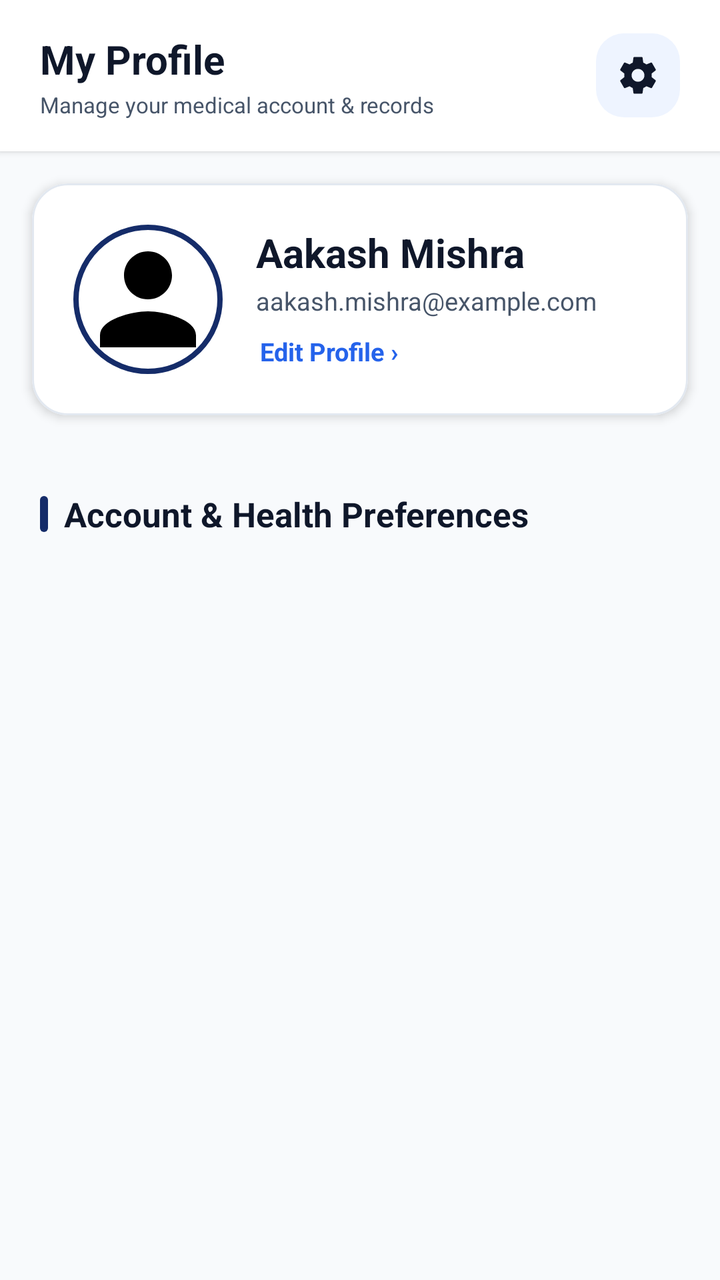
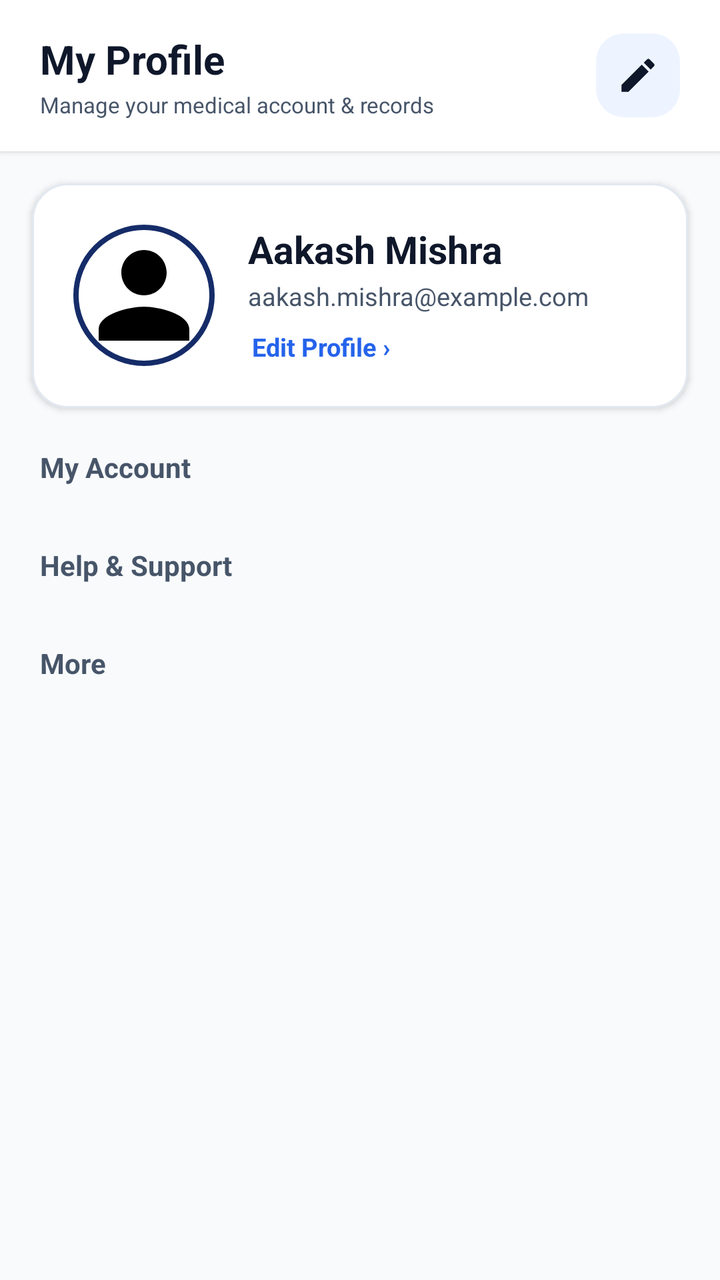

Compare the two renders of this Android layout. The source of the first and the diff that turns it into the second are given below.
<!-- AndroidManifest.xml: application theme Theme.CareWell -->
<!-- res/layout/fragment_profile.xml -->
<?xml version="1.0" encoding="utf-8"?>
<LinearLayout xmlns:android="http://schemas.android.com/apk/res/android"
    xmlns:app="http://schemas.android.com/apk/res-auto"
    android:layout_width="match_parent"
    android:layout_height="match_parent"
    android:background="@color/background_light"
    android:orientation="vertical">

    
    <com.google.android.material.card.MaterialCardView
        android:layout_width="match_parent"
        android:layout_height="wrap_content"
        app:cardBackgroundColor="@color/surface_white"
        app:cardCornerRadius="0dp"
        app:cardElevation="2dp"
        app:strokeWidth="0dp">

        <RelativeLayout
            android:layout_width="match_parent"
            android:layout_height="wrap_content"
            android:paddingHorizontal="20dp"
            android:paddingTop="16dp"
            android:paddingBottom="16dp">

            <LinearLayout
                android:layout_width="wrap_content"
                android:layout_height="wrap_content"
                android:layout_alignParentStart="true"
                android:layout_centerVertical="true"
                android:orientation="vertical">

                <TextView
                    android:layout_width="wrap_content"
                    android:layout_height="wrap_content"
                    android:text="My Profile"
                    android:textColor="@color/text_primary"
                    android:textSize="20sp"
                    android:textStyle="bold" />

                <TextView
                    android:layout_width="wrap_content"
                    android:layout_height="wrap_content"
                    android:layout_marginTop="2dp"
                    android:text="Manage your medical account &amp; records"
                    android:textColor="@color/text_secondary"
                    android:textSize="11sp" />
            </LinearLayout>

            <FrameLayout
                android:id="@+id/fl_settings"
                android:layout_width="42dp"
                android:layout_height="42dp"
                android:layout_alignParentEnd="true"
                android:layout_centerVertical="true"
                android:background="@drawable/bg_squircle_icon"
                android:clickable="true"
                android:focusable="true"
                android:foreground="?attr/selectableItemBackgroundBorderless">

                <ImageView
                    android:id="@+id/iv_settings"
                    android:layout_width="22dp"
                    android:layout_height="22dp"
                    android:layout_gravity="center"
                    android:contentDescription="Settings gear icon"
                    android:src="@drawable/ic_settings"
                    app:tint="@color/text_primary" />
            </FrameLayout>

        </RelativeLayout>

    </com.google.android.material.card.MaterialCardView>

    <ScrollView
        android:layout_width="match_parent"
        android:layout_height="match_parent"
        android:fillViewport="true"
        android:overScrollMode="never">

        <LinearLayout
            android:layout_width="match_parent"
            android:layout_height="wrap_content"
            android:orientation="vertical"
            android:paddingBottom="36dp">

            
            <com.google.android.material.card.MaterialCardView
                android:layout_width="match_parent"
                android:layout_height="wrap_content"
                android:layout_marginHorizontal="16dp"
                android:layout_marginTop="16dp"
                app:cardBackgroundColor="@color/surface_white"
                app:cardCornerRadius="18dp"
                app:cardElevation="3dp"
                app:strokeColor="@color/card_stroke"
                app:strokeWidth="1dp">

                <LinearLayout
                    android:layout_width="match_parent"
                    android:layout_height="wrap_content"
                    android:orientation="vertical"
                    android:padding="20dp">

                    <RelativeLayout
                        android:layout_width="match_parent"
                        android:layout_height="wrap_content">

                        <com.google.android.material.imageview.ShapeableImageView
                            android:id="@+id/iv_user_avatar"
                            android:layout_width="76dp"
                            android:layout_height="76dp"
                            android:layout_alignParentStart="true"
                            android:layout_centerVertical="true"
                            android:contentDescription="User profile picture"
                            android:padding="2dp"
                            android:scaleType="centerCrop"
                            android:src="@drawable/ic_user"
                            app:shapeAppearanceOverlay="@style/ShapeAppearanceOverlay.App.Circle"
                            app:strokeColor="@color/primary"
                            app:strokeWidth="2.5dp" />

                        <LinearLayout
                            android:layout_width="wrap_content"
                            android:layout_height="wrap_content"
                            android:layout_centerVertical="true"
                            android:layout_marginStart="16dp"
                            android:layout_toEndOf="@id/iv_user_avatar"
                            android:orientation="vertical">

                            <TextView
                                android:id="@+id/tv_user_name"
                                android:layout_width="wrap_content"
                                android:layout_height="wrap_content"
                                android:text="Aakash Mishra"
                                android:textColor="@color/text_primary"
                                android:textSize="20sp"
                                android:textStyle="bold" />

                            <TextView
                                android:id="@+id/tv_user_email"
                                android:layout_width="wrap_content"
                                android:layout_height="wrap_content"
                                android:layout_marginTop="2dp"
                                android:text="aakash.mishra@example.com"
                                android:textColor="@color/text_secondary"
                                android:textSize="12.5sp" />

                            <TextView
                                android:id="@+id/tv_edit_profile"
                                android:layout_width="wrap_content"
                                android:layout_height="wrap_content"
                                android:layout_marginTop="6dp"
                                android:background="?attr/selectableItemBackgroundBorderless"
                                android:clickable="true"
                                android:focusable="true"
                                android:padding="2dp"
                                android:text="Edit Profile ›"
                                android:textColor="@color/secondary"
                                android:textSize="12.5sp"
                                android:textStyle="bold" />
                        </LinearLayout>

                    </RelativeLayout>

                    

                    

                </LinearLayout>

            </com.google.android.material.card.MaterialCardView>

            
            <com.google.android.material.card.MaterialCardView
                android:layout_width="match_parent"
                android:layout_height="wrap_content"
                android:layout_marginHorizontal="16dp"
                android:layout_marginTop="16dp"
                app:cardCornerRadius="18dp"
                app:cardElevation="3dp"
                app:strokeWidth="0dp"/>

            
            <LinearLayout
                android:layout_width="wrap_content"
                android:layout_height="wrap_content"
                android:layout_marginHorizontal="20dp"
                android:layout_marginTop="22dp"
                android:gravity="center_vertical"
                android:orientation="horizontal">

                <View
                    android:layout_width="4dp"
                    android:layout_height="18dp"
                    android:background="@drawable/bg_section_indicator" />

                <TextView
                    android:layout_width="wrap_content"
                    android:layout_height="wrap_content"
                    android:layout_marginStart="8dp"
                    android:text="Account &amp; Health Preferences"
                    android:textColor="@color/text_primary"
                    android:textSize="17sp"
                    android:textStyle="bold" />
            </LinearLayout>

            
            <com.google.android.material.card.MaterialCardView
                android:layout_width="match_parent"
                android:layout_height="wrap_content"
                android:layout_marginHorizontal="16dp"
                android:layout_marginTop="10dp"
                app:cardBackgroundColor="@color/surface_white"
                app:cardCornerRadius="18dp"
                app:cardElevation="3dp"
                app:strokeColor="@color/card_stroke"
                app:strokeWidth="1dp">

                <androidx.recyclerview.widget.RecyclerView
                    android:id="@+id/rv_profile_menu"
                    android:layout_width="match_parent"
                    android:layout_height="wrap_content"
                    android:nestedScrollingEnabled="false" />

            </com.google.android.material.card.MaterialCardView>

        </LinearLayout>

    </ScrollView>

</LinearLayout>
<!-- resources referenced by this layout -->
<resources>
  <color name="background_light">#F8FAFC</color>
  <color name="card_stroke">#E2E8F0</color>
  <color name="primary">#152C69</color>
  <color name="secondary">#2563EB</color>
  <color name="surface_white">#FFFFFF</color>
  <color name="text_primary">#0F172A</color>
  <color name="text_secondary">#475569</color>
  <!-- drawable bg_section_indicator (drawable) -->
  <?xml version="1.0" encoding="utf-8"?>
  <shape xmlns:android="http://schemas.android.com/apk/res/android"
      android:shape="rectangle">
      <solid android:color="@color/primary" />
      <corners android:radius="2dp" />
  </shape>
  <!-- drawable bg_squircle_icon (drawable) -->
  <?xml version="1.0" encoding="utf-8"?>
  <shape xmlns:android="http://schemas.android.com/apk/res/android"
      android:shape="rectangle">
      <solid android:color="@color/primary_light" />
      <corners android:radius="14dp" />
  </shape>
  <!-- drawable ic_settings (drawable) -->
  <vector xmlns:android="http://schemas.android.com/apk/res/android"
      android:width="24dp"
      android:height="24dp"
      android:viewportWidth="24"
      android:viewportHeight="24">
      <path
          android:fillColor="#FF000000"
          android:pathData="M19.43,12.98c0.04,-0.32 0.07,-0.64 0.07,-0.98s-0.03,-0.66 -0.07,-0.98l2.11,-1.65c0.19,-0.15 0.24,-0.42 0.12,-0.64l-2,-3.46c-0.12,-0.22 -0.39,-0.3 -0.61,-0.22l-2.49,1c-0.52,-0.4 -1.08,-0.73 -1.69,-0.98l-0.38,-2.65C14.46,2.18 14.25,2 14,2h-4c-0.25,0 -0.46,0.18 -0.49,0.42l-0.38,2.65c-0.61,0.25 -1.17,0.59 -1.69,0.98l-2.49,-1c-0.23,-0.09 -0.49,0 -0.61,0.22l-2,3.46c-0.13,0.22 -0.07,0.49 0.12,0.64l2.11,1.65c-0.04,0.32 -0.07,0.65 -0.07,0.98s0.03,0.66 0.07,0.98l-2.11,1.65c-0.19,0.15 -0.24,0.42 -0.12,0.64l2,3.46c0.12,0.22 0.39,0.3 0.61,0.22l2.49,-1c0.52,0.4 1.08,0.73 1.69,0.98l0.38,2.65c0.03,0.24 0.24,0.42 0.49,0.42h4c0.25,0 0.46,-0.18 0.49,-0.42l0.38,-2.65c0.61,-0.25 1.17,-0.59 1.69,-0.98l2.49,1c0.23,0.09 0.49,0 0.61,-0.22l2,-3.46c0.12,-0.22 0.07,-0.49 -0.12,-0.64l-2.11,-1.65zM12,15.5c-1.93,0 -3.5,-1.57 -3.5,-3.5s1.57,-3.5 3.5,-3.5 3.5,1.57 3.5,3.5 -1.57,3.5 -3.5,3.5z"/>
  </vector>
  <!-- drawable ic_user (drawable) -->
  <vector xmlns:android="http://schemas.android.com/apk/res/android"
      android:width="24dp"
      android:height="24dp"
      android:viewportWidth="24"
      android:viewportHeight="24">
      <path
          android:fillColor="#FF000000"
          android:pathData="M12,12c2.21,0 4,-1.79 4,-4s-1.79,-4 -4,-4 -4,1.79 -4,4 1.79,4 4,4zm0,2c-2.67,0 -8,1.34 -8,4v2h16v-2c0,-2.66 -5.33,-4 -8,-4z"/>
  </vector>
  <style name="ShapeAppearanceOverlay.App.Circle" parent="">
          <item name="cornerSize">50%</item>
      </style>
  <style name="Theme.CareWell" parent="Base.Theme.CareWell" />
  <color name="primary_light">#EEF4FF</color>
  <style name="Base.Theme.CareWell" parent="Theme.Material3.Light.NoActionBar">
          <item name="colorPrimary">@color/primary</item>
          <item name="colorPrimaryVariant">@color/primary_dark</item>
          <item name="colorOnPrimary">@color/white</item>
          <item name="colorSecondary">@color/secondary</item>
          <item name="colorSecondaryVariant">@color/secondary</item>
          <item name="colorOnSecondary">@color/white</item>
          <item name="android:statusBarColor">@color/white</item>
          <item name="android:windowLightStatusBar">true</item>
          <item name="android:windowBackground">@color/background_light</item>
          <item name="colorSecondaryContainer">@color/primary_light</item>
          <item name="colorOnSecondaryContainer">@color/primary</item>
          <item name="android:navigationBarColor">@color/white</item>
          <item name="android:windowLightNavigationBar" tools:targetApi="o_mr1">true</item>
      </style>
  <color name="primary_dark">#0D1D47</color>
  <color name="white">#FFFFFF</color>
</resources>

<!-- the commit's change to res/layout/fragment_profile.xml (unified diff, before → after) -->
@@ -47,7 +47,7 @@
             </LinearLayout>
 
             <FrameLayout
-                android:id="@+id/fl_settings"
+                android:id="@+id/fl_edit_profile_top"
                 android:layout_width="42dp"
                 android:layout_height="42dp"
                 android:layout_alignParentEnd="true"
@@ -58,12 +58,12 @@
                 android:foreground="?attr/selectableItemBackgroundBorderless">
 
                 <ImageView
-                    android:id="@+id/iv_settings"
+                    android:id="@+id/iv_edit_profile_top"
                     android:layout_width="22dp"
                     android:layout_height="22dp"
                     android:layout_gravity="center"
-                    android:contentDescription="Settings gear icon"
-                    android:src="@drawable/ic_settings"
+                    android:contentDescription="Edit profile icon"
+                    android:src="@drawable/ic_edit"
                     app:tint="@color/text_primary" />
             </FrameLayout>
 
@@ -91,7 +91,7 @@
                 android:layout_marginTop="16dp"
                 app:cardBackgroundColor="@color/surface_white"
                 app:cardCornerRadius="18dp"
-                app:cardElevation="3dp"
+                app:cardElevation="2dp"
                 app:strokeColor="@color/card_stroke"
                 app:strokeWidth="1dp">
 
@@ -107,8 +107,8 @@
 
                         <com.google.android.material.imageview.ShapeableImageView
                             android:id="@+id/iv_user_avatar"
-                            android:layout_width="76dp"
-                            android:layout_height="76dp"
+                            android:layout_width="72dp"
+                            android:layout_height="72dp"
                             android:layout_alignParentStart="true"
                             android:layout_centerVertical="true"
                             android:contentDescription="User profile picture"
@@ -133,7 +133,7 @@
                                 android:layout_height="wrap_content"
                                 android:text="Aakash Mishra"
                                 android:textColor="@color/text_primary"
-                                android:textSize="20sp"
+                                android:textSize="19sp"
                                 android:textStyle="bold" />
 
                             <TextView
@@ -162,68 +162,100 @@
 
                     </RelativeLayout>
 
-                    
-
-                    
-
                 </LinearLayout>
 
             </com.google.android.material.card.MaterialCardView>
 
             
-            <com.google.android.material.card.MaterialCardView
-                android:layout_width="match_parent"
-                android:layout_height="wrap_content"
-                android:layout_marginHorizontal="16dp"
-                android:layout_marginTop="16dp"
-                app:cardCornerRadius="18dp"
-                app:cardElevation="3dp"
-                app:strokeWidth="0dp"/>
-
-            
-            <LinearLayout
+            <TextView
+                android:layout_width="wrap_content"
+                android:layout_height="wrap_content"
+                android:layout_marginHorizontal="20dp"
+                android:layout_marginTop="20dp"
+                android:layout_marginBottom="8dp"
+                android:text="My Account"
+                android:textColor="@color/text_secondary"
+                android:textSize="14sp"
+                android:textStyle="bold" />
+
+            <com.google.android.material.card.MaterialCardView
+                android:layout_width="match_parent"
+                android:layout_height="wrap_content"
+                android:layout_marginHorizontal="16dp"
+                app:cardBackgroundColor="@color/surface_white"
+                app:cardCornerRadius="18dp"
+                app:cardElevation="1dp"
+                app:strokeColor="@color/card_stroke"
+                app:strokeWidth="1dp">
+
+                <androidx.recyclerview.widget.RecyclerView
+                    android:id="@+id/rv_history_menu"
+                    android:layout_width="match_parent"
+                    android:layout_height="wrap_content"
+                    android:nestedScrollingEnabled="false" />
+
+            </com.google.android.material.card.MaterialCardView>
+
+            
+            <TextView
                 android:layout_width="wrap_content"
                 android:layout_height="wrap_content"
                 android:layout_marginHorizontal="20dp"
                 android:layout_marginTop="22dp"
-                android:gravity="center_vertical"
-                android:orientation="horizontal">
-
-                <View
-                    android:layout_width="4dp"
-                    android:layout_height="18dp"
-                    android:background="@drawable/bg_section_indicator" />
-
-                <TextView
-                    android:layout_width="wrap_content"
-                    android:layout_height="wrap_content"
-                    android:layout_marginStart="8dp"
-                    android:text="Account &amp; Health Preferences"
-                    android:textColor="@color/text_primary"
-                    android:textSize="17sp"
-                    android:textStyle="bold" />
-            </LinearLayout>
-
-            
-            <com.google.android.material.card.MaterialCardView
-                android:layout_width="match_parent"
-                android:layout_height="wrap_content"
-                android:layout_marginHorizontal="16dp"
-                android:layout_marginTop="10dp"
-                app:cardBackgroundColor="@color/surface_white"
-                app:cardCornerRadius="18dp"
-                app:cardElevation="3dp"
+                android:layout_marginBottom="8dp"
+                android:text="Help &amp; Support"
+                android:textColor="@color/text_secondary"
+                android:textSize="14sp"
+                android:textStyle="bold" />
+
+            <com.google.android.material.card.MaterialCardView
+                android:layout_width="match_parent"
+                android:layout_height="wrap_content"
+                android:layout_marginHorizontal="16dp"
+                app:cardBackgroundColor="@color/surface_white"
+                app:cardCornerRadius="18dp"
+                app:cardElevation="1dp"
                 app:strokeColor="@color/card_stroke"
                 app:strokeWidth="1dp">
 
                 <androidx.recyclerview.widget.RecyclerView
-                    android:id="@+id/rv_profile_menu"
+                    android:id="@+id/rv_help_menu"
                     android:layout_width="match_parent"
                     android:layout_height="wrap_content"
                     android:nestedScrollingEnabled="false" />
 
             </com.google.android.material.card.MaterialCardView>
 
+            
+            <TextView
+                android:layout_width="wrap_content"
+                android:layout_height="wrap_content"
+                android:layout_marginHorizontal="20dp"
+                android:layout_marginTop="22dp"
+                android:layout_marginBottom="8dp"
+                android:text="More"
+                android:textColor="@color/text_secondary"
+                android:textSize="14sp"
+                android:textStyle="bold" />
+
+            <com.google.android.material.card.MaterialCardView
+                android:layout_width="match_parent"
+                android:layout_height="wrap_content"
+                android:layout_marginHorizontal="16dp"
+                app:cardBackgroundColor="@color/surface_white"
+                app:cardCornerRadius="18dp"
+                app:cardElevation="1dp"
+                app:strokeColor="@color/card_stroke"
+                app:strokeWidth="1dp">
+
+                <androidx.recyclerview.widget.RecyclerView
+                    android:id="@+id/rv_more_menu"
+                    android:layout_width="match_parent"
+                    android:layout_height="wrap_content"
+                    android:nestedScrollingEnabled="false" />
+
+            </com.google.android.material.card.MaterialCardView>
+
         </LinearLayout>
 
     </ScrollView>
<!-- resource entries referenced after the edit -->
@@ -7,13 +7,6 @@
   <color name="surface_white">#FFFFFF</color>
   <color name="text_primary">#0F172A</color>
   <color name="text_secondary">#475569</color>
-  <!-- drawable bg_section_indicator (drawable) -->
-  <?xml version="1.0" encoding="utf-8"?>
-  <shape xmlns:android="http://schemas.android.com/apk/res/android"
-      android:shape="rectangle">
-      <solid android:color="@color/primary" />
-      <corners android:radius="2dp" />
-  </shape>
   <!-- drawable bg_squircle_icon (drawable) -->
   <?xml version="1.0" encoding="utf-8"?>
   <shape xmlns:android="http://schemas.android.com/apk/res/android"
@@ -21,7 +14,8 @@
       <solid android:color="@color/primary_light" />
       <corners android:radius="14dp" />
   </shape>
-  <!-- drawable ic_settings (drawable) -->
+  <!-- drawable ic_edit (drawable) -->
+  <?xml version="1.0" encoding="utf-8"?>
   <vector xmlns:android="http://schemas.android.com/apk/res/android"
       android:width="24dp"
       android:height="24dp"
@@ -29,7 +23,7 @@
       android:viewportHeight="24">
       <path
           android:fillColor="#FF000000"
-          android:pathData="M19.43,12.98c0.04,-0.32 0.07,-0.64 0.07,-0.98s-0.03,-0.66 -0.07,-0.98l2.11,-1.65c0.19,-0.15 0.24,-0.42 0.12,-0.64l-2,-3.46c-0.12,-0.22 -0.39,-0.3 -0.61,-0.22l-2.49,1c-0.52,-0.4 -1.08,-0.73 -1.69,-0.98l-0.38,-2.65C14.46,2.18 14.25,2 14,2h-4c-0.25,0 -0.46,0.18 -0.49,0.42l-0.38,2.65c-0.61,0.25 -1.17,0.59 -1.69,0.98l-2.49,-1c-0.23,-0.09 -0.49,0 -0.61,0.22l-2,3.46c-0.13,0.22 -0.07,0.49 0.12,0.64l2.11,1.65c-0.04,0.32 -0.07,0.65 -0.07,0.98s0.03,0.66 0.07,0.98l-2.11,1.65c-0.19,0.15 -0.24,0.42 -0.12,0.64l2,3.46c0.12,0.22 0.39,0.3 0.61,0.22l2.49,-1c0.52,0.4 1.08,0.73 1.69,0.98l0.38,2.65c0.03,0.24 0.24,0.42 0.49,0.42h4c0.25,0 0.46,-0.18 0.49,-0.42l0.38,-2.65c0.61,-0.25 1.17,-0.59 1.69,-0.98l2.49,1c0.23,0.09 0.49,0 0.61,-0.22l2,-3.46c0.12,-0.22 0.07,-0.49 -0.12,-0.64l-2.11,-1.65zM12,15.5c-1.93,0 -3.5,-1.57 -3.5,-3.5s1.57,-3.5 3.5,-3.5 3.5,1.57 3.5,3.5 -1.57,3.5 -3.5,3.5z"/>
+          android:pathData="M3,17.25V21h3.75L17.81,9.94l-3.75,-3.75L3,17.25zM20.71,7.04c0.39,-0.39 0.39,-1.02 0,-1.41l-2.34,-2.34c-0.39,-0.39 -1.02,-0.39 -1.41,0l-1.83,1.83 3.75,3.75 1.83,-1.83z"/>
   </vector>
   <!-- drawable ic_user (drawable) -->
   <vector xmlns:android="http://schemas.android.com/apk/res/android"
